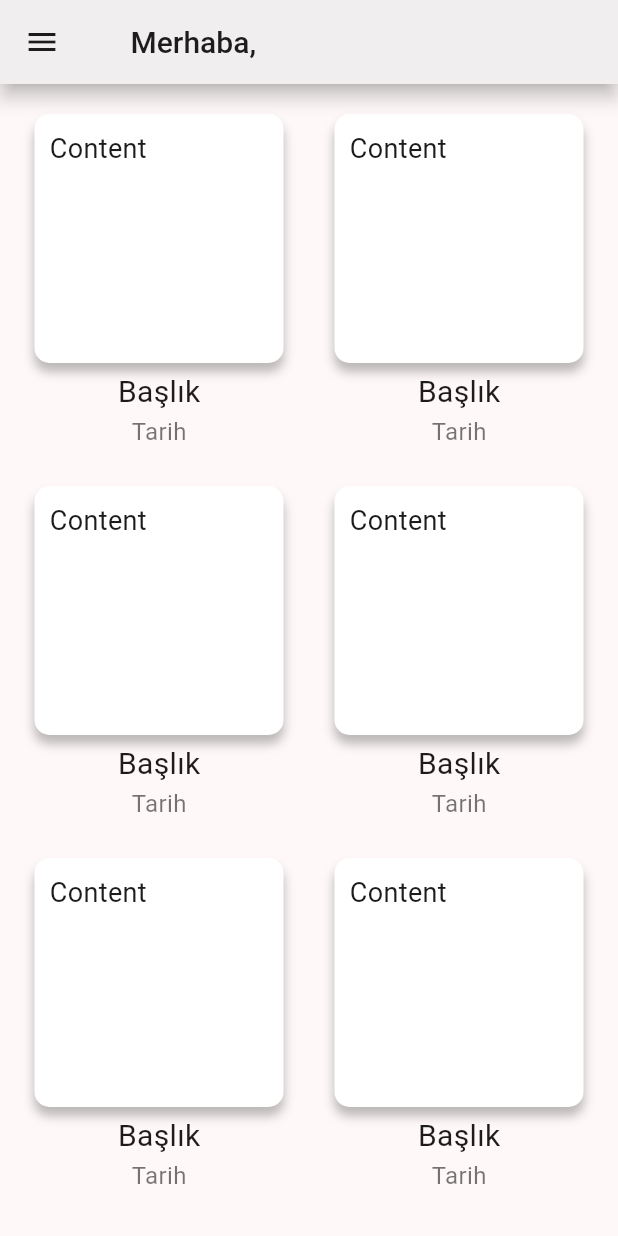
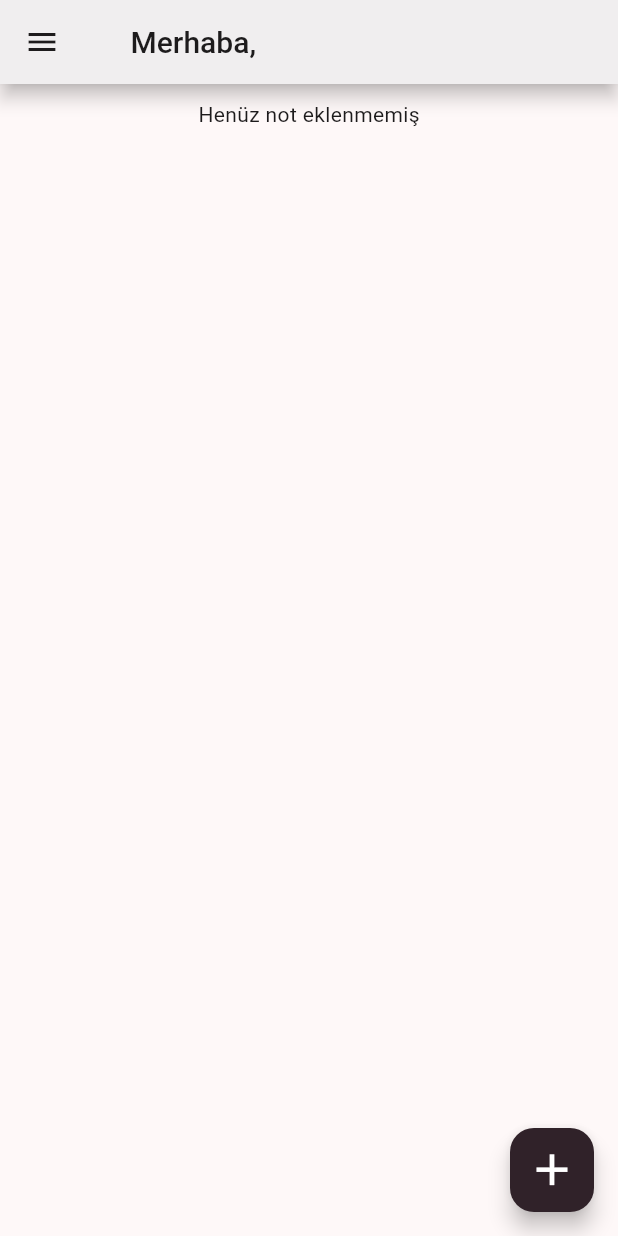
Before and after one commit to AhmetOzgul/notepad-front, a Flutter app: the HomeScreen screen opened by its route, on a phone screen of 412 x 824 dp. Run offline on Flutter 3.47's test engine with Material 3 defaults, Android fonts, the phone set to English and light mode, and no system bars; our stand-ins replace dio, go_router, shared_preferences; accounts and stored records are empty; network calls fail.

Commit message:
Get Notes

```diff
--- a/lib/core/routes/app_router.dart
+++ b/lib/core/routes/app_router.dart
@@ -1,9 +1,10 @@
 import 'package:flutter/material.dart';
 import 'package:go_router/go_router.dart';
 import 'package:notepad/core/constants/navigation_constants.dart';
+import 'package:notepad/core/util/network_service.dart';
 import 'package:notepad/views/home_screen.dart';
 import 'package:notepad/views/login_screen.dart';
-import 'package:notepad/views/note_screen.dart';
+import 'package:notepad/views/note_update_screen.dart';
 import 'package:notepad/views/register_screen.dart';
 import 'package:shared_preferences/shared_preferences.dart';
 
@@ -22,6 +23,7 @@ class AppRouter {
     }
 
     return GoRouter(
+      navigatorKey: NetworkService.navigatorKey,
       initialLocation: isTokenValid
           ? NavigationConstants.homeScreen
           : NavigationConstants.loginScreen,
@@ -44,7 +46,7 @@ class AppRouter {
         GoRoute(
           path: NavigationConstants.noteScreen,
           pageBuilder: (context, state) =>
-              _fadeScaleTransitionPage(const NoteScreen(), state),
+              _fadeScaleTransitionPage(const UpdateNoteScreen(), state),
         ),
       ],
     );
--- a/lib/main.dart
+++ b/lib/main.dart
@@ -3,10 +3,13 @@ import 'package:go_router/go_router.dart';
 import 'package:notepad/core/routes/app_router.dart';
 import 'package:notepad/core/themes/theme.dart';
 import 'package:notepad/viewmodels/auth_provider.dart';
+import 'package:notepad/viewmodels/note_provider.dart';
 import 'package:provider/provider.dart';
+import 'package:intl/date_symbol_data_local.dart';
 
 void main() async {
   WidgetsFlutterBinding.ensureInitialized();
+  await initializeDateFormatting('tr_TR', null);
 
   final router = await AppRouter.getRouter();
 
@@ -14,6 +17,7 @@ void main() async {
     MultiProvider(
       providers: [
         ChangeNotifierProvider(create: (_) => AuthProvider()),
+        ChangeNotifierProvider(create: (_) => NoteProvider()),
       ],
       child: MyApp(router: router),
     ),
--- /dev/null
+++ b/lib/viewmodels/note_provider.dart
@@ -0,0 +1,35 @@
+import 'package:flutter/material.dart';
+import 'package:notepad/models/note_model.dart';
+import 'package:notepad/services/note_service.dart';
+
+class NoteProvider extends ChangeNotifier {
+  final NoteService _noteService = NoteService();
+  List<NoteModel> _notes = [];
+  bool _isLoading = false;
+
+  List<NoteModel> get notes => _notes;
+  bool get isLoading => _isLoading;
+
+  Future<void> getNotes() async {
+    _isLoading = true;
+    notifyListeners();
+
+    try {
+      final response = await _noteService.getNotes();
+
+      if (response != null && response['data'] != null) {
+        _notes = (response['data'] as List)
+            .map((note) => NoteModel.fromJson(note))
+            .toList();
+      } else {
+        _notes = [];
+      }
+    } catch (e) {
+      debugPrint('Not getirme hatası: $e');
+      _notes = [];
+    } finally {
+      _isLoading = false;
+      notifyListeners();
+    }
+  }
+}
--- a/lib/views/home_screen.dart
+++ b/lib/views/home_screen.dart
@@ -1,8 +1,11 @@
 import 'package:flutter/material.dart';
 import 'package:go_router/go_router.dart';
 import 'package:notepad/core/constants/navigation_constants.dart';
+import 'package:notepad/models/note_model.dart';
 import 'package:notepad/viewmodels/auth_provider.dart';
+import 'package:notepad/viewmodels/note_provider.dart';
 import 'package:provider/provider.dart';
+import 'package:intl/intl.dart';
 
 class HomeScreen extends StatefulWidget {
   const HomeScreen({super.key});
@@ -13,11 +16,27 @@ class HomeScreen extends StatefulWidget {
 
 class _HomeScreenState extends State<HomeScreen> {
   @override
+  void initState() {
+    super.initState();
+    WidgetsBinding.instance.addPostFrameCallback((_) {
+      context.read<NoteProvider>().getNotes();
+    });
+  }
+
+  @override
   Widget build(BuildContext context) {
     final authProvider = Provider.of<AuthProvider>(context);
     final currentUser = authProvider.user;
 
     return Scaffold(
+      floatingActionButton: FloatingActionButton(
+        onPressed: () {},
+        child: Icon(
+          Icons.add,
+          color: Colors.white,
+          size: 35,
+        ),
+      ),
       appBar: AppBar(
         title: Padding(
           padding: const EdgeInsets.only(left: 15),
@@ -116,25 +135,35 @@ class _HomeScreenState extends State<HomeScreen> {
           size: MediaQuery.of(context).size,
           child: Column(
             children: [
-              const SizedBox(
-                height: 10,
-              ),
-              Expanded(
-                child: GridView.count(
-                  crossAxisCount: 2,
-                  childAspectRatio: 0.8,
-                  padding: const EdgeInsets.all(10),
-                  mainAxisSpacing: 8,
-                  crossAxisSpacing: 8,
-                  children: [
-                    NoteListItem(),
-                    NoteListItem(),
-                    NoteListItem(),
-                    NoteListItem(),
-                    NoteListItem(),
-                    NoteListItem(),
-                  ],
-                ),
+              const SizedBox(height: 10),
+              Consumer<NoteProvider>(
+                builder: (context, noteProvider, child) {
+                  if (noteProvider.isLoading) {
+                    return const Center(child: CircularProgressIndicator());
+                  }
+
+                  return noteProvider.notes.isEmpty
+                      ? const Center(
+                          child: Text('Henüz not eklenmemiş'),
+                        )
+                      : GridView.builder(
+                          shrinkWrap: true,
+                          physics: const NeverScrollableScrollPhysics(),
+                          gridDelegate:
+                              const SliverGridDelegateWithFixedCrossAxisCount(
+                            crossAxisCount: 2,
+                            childAspectRatio: 0.8,
+                            mainAxisSpacing: 8,
+                            crossAxisSpacing: 8,
+                          ),
+                          itemCount: noteProvider.notes.length,
+                          padding: const EdgeInsets.all(10),
+                          itemBuilder: (context, index) {
+                            final note = noteProvider.notes[index];
+                            return NoteListItem(note: note);
+                          },
+                        );
+                },
               ),
             ],
           ),
@@ -145,8 +174,11 @@ class _HomeScreenState extends State<HomeScreen> {
 }
 
 class NoteListItem extends StatelessWidget {
+  final NoteModel note;
+
   const NoteListItem({
     super.key,
+    required this.note,
   });
 
   @override
@@ -172,23 +204,21 @@ class NoteListItem extends StatelessWidget {
               ],
               borderRadius: BorderRadius.circular(10),
             ),
-            child: const Text(
-              "Content",
-              style: TextStyle(
-                fontSize: 18,
-              ),
+            child: Text(
+              note.content,
+              style: const TextStyle(fontSize: 18),
+              maxLines: 6,
+              overflow: TextOverflow.ellipsis,
             ),
           ),
-          const SizedBox(
-            height: 5,
+          const SizedBox(height: 5),
+          Text(
+            note.title,
+            style: const TextStyle(fontSize: 20),
           ),
-          const Text(
-            "Başlık",
-            style: TextStyle(fontSize: 20),
-          ),
-          const Text(
-            "Tarih",
-            style: TextStyle(fontSize: 16, color: Colors.black54),
+          Text(
+            DateFormat('d MMM y', 'tr_TR').format(note.date),
+            style: const TextStyle(fontSize: 16, color: Colors.black54),
           ),
         ],
       ),
--- a/pubspec.yaml
+++ b/pubspec.yaml
@@ -38,6 +38,7 @@ dependencies:
   go_router: ^14.6.3
   shared_preferences: ^2.2.2
   dio: ^5.7.0
+  intl: ^0.20.2
 
 dev_dependencies:
   flutter_test:
```
Also changed, not shown: lib/core/util/network_service.dart (+46 -17 lines), lib/models/note_model.dart (+9 -18 lines), lib/services/note_service.dart (+10 -12 lines), lib/views/create_note_screen.dart (renamed from lib/views/note_screen.dart, +4 -4 lines), lib/views/note_update_screen.dart (added, +49 -0 lines), pubspec.lock.
